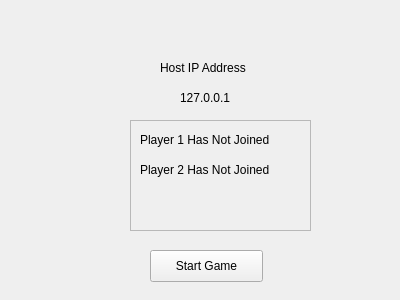
Above: hostgame.ui from slstein14/SnakeNetwork before the change. Below: the same form after it.
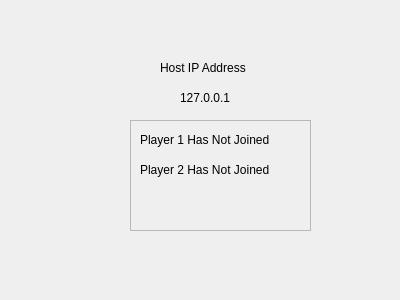
That is the form after the change.

The edit to the form file:
```diff
--- a/hostgame.ui
+++ b/hostgame.ui
@@ -13,19 +13,6 @@
   <property name="windowTitle">
    <string>Form</string>
   </property>
-  <widget class="QPushButton" name="pushButton">
-   <property name="geometry">
-    <rect>
-     <x>150</x>
-     <y>250</y>
-     <width>113</width>
-     <height>32</height>
-    </rect>
-   </property>
-   <property name="text">
-    <string>Start Game</string>
-   </property>
-  </widget>
   <widget class="QLabel" name="label">
    <property name="geometry">
     <rect>
```
